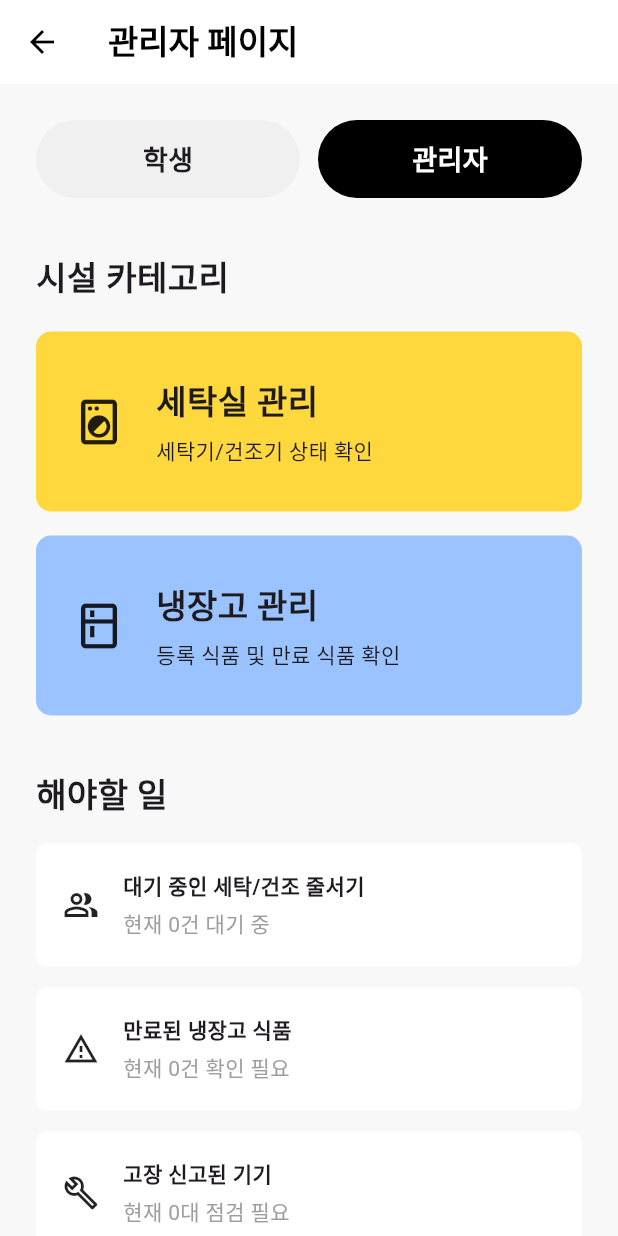
After one commit to jenjemoon/smart-dorm-manager, a Flutter app: the AdminHomePage screen opened by its route, on a phone screen of 412 x 824 dp. The commit adds this screen. Run offline on Flutter 3.47's test engine with Material 3 defaults, Android fonts, the phone set to English and light mode, and no system bars; our stand-ins replace cloud_firestore, firebase_auth, firebase_core, google_sign_in; accounts and stored records are empty.

Commit message:
언니 코드랑 연결~

```diff
--- /dev/null
+++ b/lib/admin_home_page.dart
@@ -0,0 +1,231 @@
+import 'package:flutter/material.dart';
+import 'package:cloud_firestore/cloud_firestore.dart';
+
+class AdminHomePage extends StatelessWidget {
+  const AdminHomePage({Key? key}) : super(key: key);
+
+  @override
+  Widget build(BuildContext context) {
+    return Scaffold(
+      backgroundColor: const Color(0xFFF8F8F8),
+      appBar: AppBar(
+        title: const Text(
+          '관리자 페이지',
+          style: TextStyle(
+            fontWeight: FontWeight.bold,
+          ),
+        ),
+        backgroundColor: Colors.white,
+        foregroundColor: Colors.black,
+        elevation: 0,
+      ),
+      body: SingleChildScrollView(
+        padding: const EdgeInsets.all(24),
+        child: Column(
+          crossAxisAlignment: CrossAxisAlignment.start,
+          children: [
+            Row(
+              children: [
+                Expanded(
+                  child: GestureDetector(
+                    onTap: () {
+                      Navigator.pushReplacementNamed(context, '/home');
+                    },
+                    child: Container(
+                      height: 52,
+                      decoration: BoxDecoration(
+                        color: const Color(0xFFF0F0F0),
+                        borderRadius: BorderRadius.circular(30),
+                      ),
+                      child: const Center(
+                        child: Text(
+                          '학생',
+                          style: TextStyle(
+                            fontSize: 18,
+                            fontWeight: FontWeight.bold,
+                          ),
+                        ),
+                      ),
+                    ),
+                  ),
+                ),
+                const SizedBox(width: 12),
+                Expanded(
+                  child: Container(
+                    height: 52,
+                    decoration: BoxDecoration(
+                      color: Colors.black,
+                      borderRadius: BorderRadius.circular(30),
+                    ),
+                    child: const Center(
+                      child: Text(
+                        '관리자',
+                        style: TextStyle(
+                          color: Colors.white,
+                          fontSize: 18,
+                          fontWeight: FontWeight.bold,
+                        ),
+                      ),
+                    ),
+                  ),
+                ),
+              ],
+            ),
+            const SizedBox(height: 36),
+            const Text(
+              '시설 카테고리',
+              style: TextStyle(fontSize: 22, fontWeight: FontWeight.bold),
+            ),
+            const SizedBox(height: 20),
+            _adminCard(
+              title: '세탁실 관리',
+              subtitle: '세탁기/건조기 상태 확인',
+              color: const Color(0xFFFFD83D),
+              icon: Icons.local_laundry_service_outlined,
+              onTap: () {
+                Navigator.pushNamed(context, '/machineHome');
+              },
+            ),
+            const SizedBox(height: 16),
+            _adminCard(
+              title: '냉장고 관리',
+              subtitle: '등록 식품 및 만료 식품 확인',
+              color: const Color(0xFF9BC3FF),
+              icon: Icons.kitchen_outlined,
+              onTap: () {
+                Navigator.pushNamed(context, '/refrigeratorHome');
+              },
+            ),
+            const SizedBox(height: 36),
+            const Text(
+              '해야할 일',
+              style: TextStyle(fontSize: 22, fontWeight: FontWeight.bold),
+            ),
+            const SizedBox(height: 16),
+            StreamBuilder<QuerySnapshot>(
+              stream: FirebaseFirestore.instance
+                  .collection('machineQueues')
+                  .where('status', isEqualTo: 'WAITING')
+                  .snapshots(),
+              builder: (context, snapshot) {
+                final count = snapshot.data?.docs.length ?? 0;
+
+                return _todoItem(
+                  title: '대기 중인 세탁/건조 줄서기',
+                  subtitle: '현재 $count건 대기 중',
+                  icon: Icons.people_alt_outlined,
+                );
+              },
+            ),
+            StreamBuilder<QuerySnapshot>(
+              stream: FirebaseFirestore.instance
+                  .collection('refrigeratorItems')
+                  .where('status', isEqualTo: 'EXPIRED')
+                  .snapshots(),
+              builder: (context, snapshot) {
+                final count = snapshot.data?.docs.length ?? 0;
+
+                return _todoItem(
+                  title: '만료된 냉장고 식품',
+                  subtitle: '현재 $count건 확인 필요',
+                  icon: Icons.warning_amber_outlined,
+                );
+              },
+            ),
+            StreamBuilder<QuerySnapshot>(
+              stream: FirebaseFirestore.instance
+                  .collection('machines')
+                  .where('status', isEqualTo: 'BROKEN')
+                  .snapshots(),
+              builder: (context, snapshot) {
+                final count = snapshot.data?.docs.length ?? 0;
+
+                return _todoItem(
+                  title: '고장 신고된 기기',
+                  subtitle: '현재 $count대 점검 필요',
+                  icon: Icons.build_outlined,
+                );
+              },
+            ),
+          ],
+        ),
+      ),
+    );
+  }
+}
+
+Widget _adminCard({
+  required String title,
+  required String subtitle,
+  required Color color,
+  required IconData icon,
+  required VoidCallback onTap,
+}) {
+  return GestureDetector(
+    onTap: onTap,
+    child: Container(
+      width: double.infinity,
+      height: 120,
+      padding: const EdgeInsets.all(24),
+      decoration: BoxDecoration(
+        color: color,
+        borderRadius: BorderRadius.circular(10),
+      ),
+      child: Row(
+        children: [
+          Icon(icon, size: 36),
+          const SizedBox(width: 20),
+          Column(
+            crossAxisAlignment: CrossAxisAlignment.start,
+            mainAxisAlignment: MainAxisAlignment.center,
+            children: [
+              Text(
+                title,
+                style: const TextStyle(
+                  fontSize: 22,
+                  fontWeight: FontWeight.bold,
+                ),
+              ),
+              const SizedBox(height: 6),
+              Text(subtitle),
+            ],
+          ),
+        ],
+      ),
+    ),
+  );
+}
+
+Widget _todoItem({
+  required String title,
+  required String subtitle,
+  required IconData icon,
+}) {
+  return Container(
+    margin: const EdgeInsets.only(bottom: 14),
+    padding: const EdgeInsets.all(18),
+    decoration: BoxDecoration(
+      color: Colors.white,
+      borderRadius: BorderRadius.circular(8),
+    ),
+    child: Row(
+      children: [
+        Icon(icon),
+        const SizedBox(width: 16),
+        Expanded(
+          child: Column(
+            crossAxisAlignment: CrossAxisAlignment.start,
+            children: [
+              Text(title, style: const TextStyle(fontWeight: FontWeight.bold)),
+              const SizedBox(height: 4),
+              Text(
+                subtitle,
+                style: const TextStyle(color: Colors.grey),
+              ),
+            ],
+          ),
+        ),
+      ],
+    ),
+  );
+}
--- a/lib/app.dart
+++ b/lib/app.dart
@@ -1,13 +1,14 @@
 import 'package:flutter/material.dart';
 
-import 'my_page_wrapper.dart';
+
 import 'home.dart';
 import 'login.dart';
 import 'profile_setup_page.dart';
 import 'refrigerator_home_page.dart';
 import 'machine_home_page.dart';
 import 'machine_detail_page.dart';
-
+import 'my_page_wrapper.dart';
+import 'admin_home_page.dart';
 
 class ShrineApp extends StatelessWidget {
   const ShrineApp({Key? key}) : super(key: key);
@@ -25,6 +26,7 @@ class ShrineApp extends StatelessWidget {
         '/machineHome': (context) => const MachineHomePage(),
         '/machineDetail': (context) => const MachineDetailPage(),
         '/myPage': (context) => const MyPageWrapper(),
+       '/adminHome': (context) => const AdminHomePage(),
 
       },
     );
--- a/lib/home.dart
+++ b/lib/home.dart
@@ -64,12 +64,68 @@ class HomePage extends StatelessWidget {
                     userSnapshot.data!.data() as Map<String, dynamic>?;
 
                 final name = userData?['name'] ?? '사용자';
+                final role = userData?['role'] ?? 'STUDENT';
 
                 return SingleChildScrollView(
                   padding: const EdgeInsets.all(24),
                   child: Column(
                     crossAxisAlignment: CrossAxisAlignment.start,
                     children: [
+                      if (role == 'BOTH')
+                        Padding(
+                          padding: const EdgeInsets.only(bottom: 16),
+                          child: Row(
+                            children: [
+                              Expanded(
+                                child: Container(
+                                  height: 52,
+                                  decoration: BoxDecoration(
+                                    color: Colors.black,
+                                    borderRadius: BorderRadius.circular(30),
+                                  ),
+                                  child: const Center(
+                                    child: Text(
+                                      '학생',
+                                      style: TextStyle(
+                                        color: Colors.white,
+                                        fontSize: 18,
+                                        fontWeight: FontWeight.bold,
+                                      ),
+                                    ),
+                                  ),
+                                ),
+                              ),
+                              const SizedBox(width: 12),
+                              Expanded(
+                                child: GestureDetector(
+                                  onTap: () {
+                                    Navigator.pushReplacementNamed(
+                                      context,
+                                      '/adminHome',
+                                    );
+                                  },
+                                  child: Container(
+                                    height: 52,
+                                    decoration: BoxDecoration(
+                                      color: const Color(0xFFF0F0F0),
+                                      borderRadius: BorderRadius.circular(30),
+                                    ),
+                                    child: const Center(
+                                      child: Text(
+                                        '관리자',
+                                        style: TextStyle(
+                                          color: Colors.black,
+                                          fontSize: 18,
+                                          fontWeight: FontWeight.bold,
+                                        ),
+                                      ),
+                                    ),
+                                  ),
+                                ),
+                              ),
+                            ],
+                          ),
+                        ),
                       Container(
                         width: double.infinity,
                         padding: const EdgeInsets.symmetric(
```
